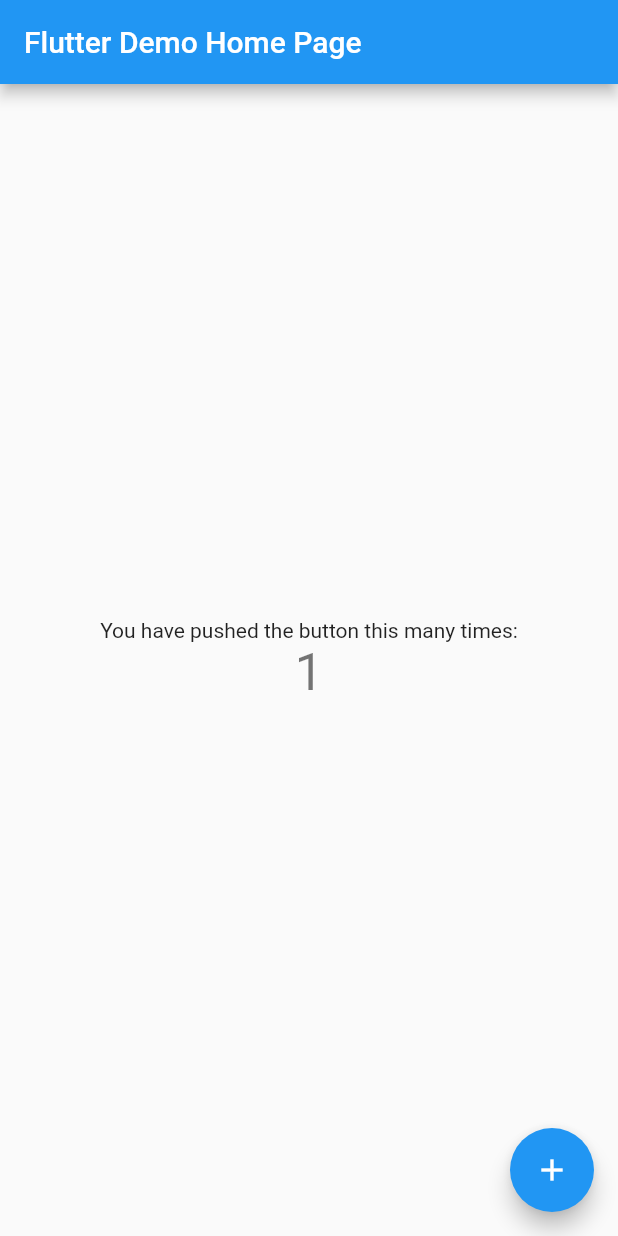
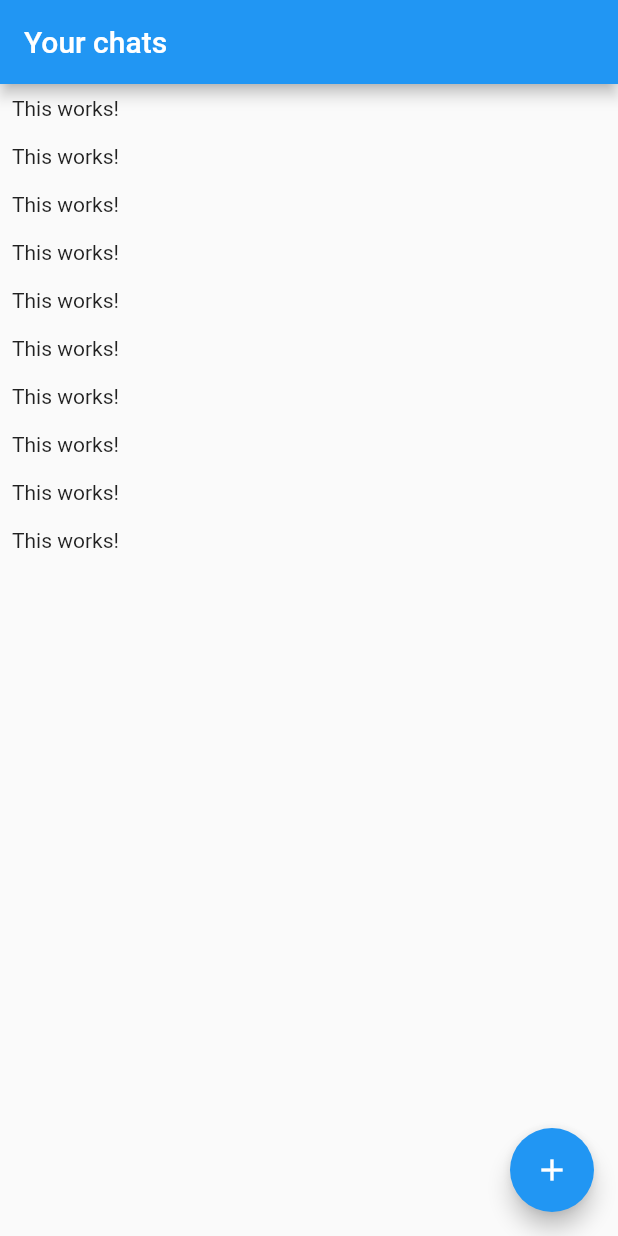
Before and after one commit to gm1357/chat_app, a Flutter app: the screen it shows after launch, after a tap on the "add" icon, on a phone screen of 412 x 824 dp. Run offline on Flutter 3.47's test engine with Material 2 defaults, Android fonts, the phone set to English and light mode, and no system bars; our stand-ins replace cloud_firestore; accounts and stored records are empty.

Commit message:
Criado telas e começado integração com o firebase

```diff
--- a/lib/main.dart
+++ b/lib/main.dart
@@ -1,117 +1,21 @@
 import 'package:flutter/material.dart';
+
+import './screens/chat_screen.dart';
 
 void main() {
   runApp(MyApp());
 }
 
 class MyApp extends StatelessWidget {
-  // This widget is the root of your application.
   @override
   Widget build(BuildContext context) {
     return MaterialApp(
-      title: 'Flutter Demo',
+      title: 'Flutter Chat',
       theme: ThemeData(
-        // This is the theme of your application.
-        //
-        // Try running your application with "flutter run". You'll see the
-        // application has a blue toolbar. Then, without quitting the app, try
-        // changing the primarySwatch below to Colors.green and then invoke
-        // "hot reload" (press "r" in the console where you ran "flutter run",
-        // or simply save your changes to "hot reload" in a Flutter IDE).
-        // Notice that the counter didn't reset back to zero; the application
-        // is not restarted.
         primarySwatch: Colors.blue,
-        // This makes the visual density adapt to the platform that you run
-        // the app on. For desktop platforms, the controls will be smaller and
-        // closer together (more dense) than on mobile platforms.
         visualDensity: VisualDensity.adaptivePlatformDensity,
       ),
-      home: MyHomePage(title: 'Flutter Demo Home Page'),
+      home: ChatScreen(),
     );
   }
 }
-
-class MyHomePage extends StatefulWidget {
-  MyHomePage({Key key, this.title}) : super(key: key);
-
-  // This widget is the home page of your application. It is stateful, meaning
-  // that it has a State object (defined below) that contains fields that affect
-  // how it looks.
-
-  // This class is the configuration for the state. It holds the values (in this
-  // case the title) provided by the parent (in this case the App widget) and
-  // used by the build method of the State. Fields in a Widget subclass are
-  // always marked "final".
-
-  final String title;
-
-  @override
-  _MyHomePageState createState() => _MyHomePageState();
-}
-
-class _MyHomePageState extends State<MyHomePage> {
-  int _counter = 0;
-
-  void _incrementCounter() {
-    setState(() {
-      // This call to setState tells the Flutter framework that something has
-      // changed in this State, which causes it to rerun the build method below
-      // so that the display can reflect the updated values. If we changed
-      // _counter without calling setState(), then the build method would not be
-      // called again, and so nothing would appear to happen.
-      _counter++;
-    });
-  }
-
-  @override
-  Widget build(BuildContext context) {
-    // This method is rerun every time setState is called, for instance as done
-    // by the _incrementCounter method above.
-    //
-    // The Flutter framework has been optimized to make rerunning build methods
-    // fast, so that you can just rebuild anything that needs updating rather
-    // than having to individually change instances of widgets.
-    return Scaffold(
-      appBar: AppBar(
-        // Here we take the value from the MyHomePage object that was created by
-        // the App.build method, and use it to set our appbar title.
-        title: Text(widget.title),
-      ),
-      body: Center(
-        // Center is a layout widget. It takes a single child and positions it
-        // in the middle of the parent.
-        child: Column(
-          // Column is also a layout widget. It takes a list of children and
-          // arranges them vertically. By default, it sizes itself to fit its
-          // children horizontally, and tries to be as tall as its parent.
-          //
-          // Invoke "debug painting" (press "p" in the console, choose the
-          // "Toggle Debug Paint" action from the Flutter Inspector in Android
-          // Studio, or the "Toggle Debug Paint" command in Visual Studio Code)
-          // to see the wireframe for each widget.
-          //
-          // Column has various properties to control how it sizes itself and
-          // how it positions its children. Here we use mainAxisAlignment to
-          // center the children vertically; the main axis here is the vertical
-          // axis because Columns are vertical (the cross axis would be
-          // horizontal).
-          mainAxisAlignment: MainAxisAlignment.center,
-          children: <Widget>[
-            Text(
-              'You have pushed the button this many times:',
-            ),
-            Text(
-              '$_counter',
-              style: Theme.of(context).textTheme.headline4,
-            ),
-          ],
-        ),
-      ),
-      floatingActionButton: FloatingActionButton(
-        onPressed: _incrementCounter,
-        tooltip: 'Increment',
-        child: Icon(Icons.add),
-      ), // This trailing comma makes auto-formatting nicer for build methods.
-    );
-  }
-}
--- /dev/null
+++ b/lib/screens/chat_screen.dart
@@ -0,0 +1,32 @@
+import 'package:flutter/material.dart';
+import 'package:cloud_firestore/cloud_firestore.dart';
+
+class ChatScreen extends StatelessWidget {
+  @override
+  Widget build(BuildContext context) {
+    return Scaffold(
+      appBar: AppBar(
+        title: Text('Your chats'),
+      ),
+      body: ListView.builder(
+        itemCount: 10,
+        itemBuilder: (ctx, index) => Container(
+          padding: EdgeInsets.all(8),
+          child: Text('This works!'),
+        ),
+      ),
+      floatingActionButton: FloatingActionButton(
+        child: Icon(Icons.add),
+        onPressed: () {
+          Firestore.instance
+              .collection('chats/qovPSHtZPj5ohVRXbhjI/messages')
+              .snapshots().listen((data) {
+                data.documents.forEach((document) {
+                  print(document['text']);
+                });
+              });
+        },
+      ),
+    );
+  }
+}
--- a/pubspec.yaml
+++ b/pubspec.yaml
@@ -28,6 +28,7 @@ dependencies:
   # The following adds the Cupertino Icons font to your application.
   # Use with the CupertinoIcons class for iOS style icons.
   cupertino_icons: ^0.1.3
+  cloud_firestore: ^0.13.7
 
 dev_dependencies:
   flutter_test:
```
Also changed, not shown: lib/screens/auth_screen.dart (added), pubspec.lock, 4 other files.
